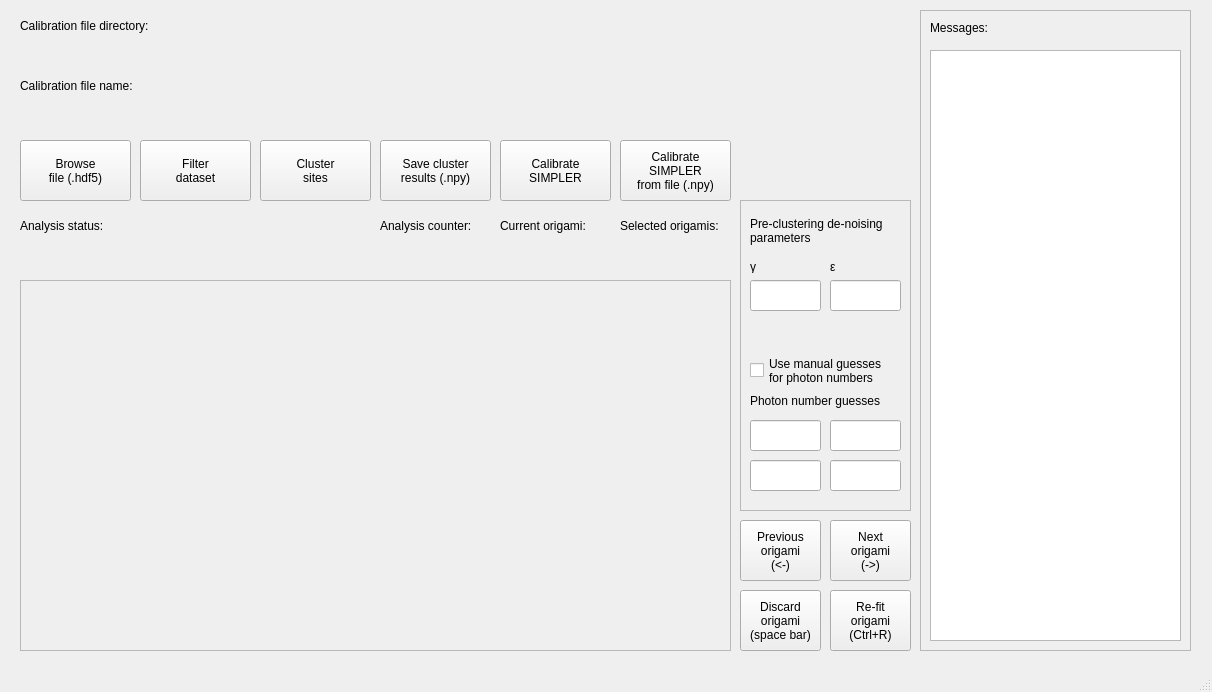
Qt form src/picasimpler/UI/calibration_ui.ui (azelcer/picasimpler) before a commit.
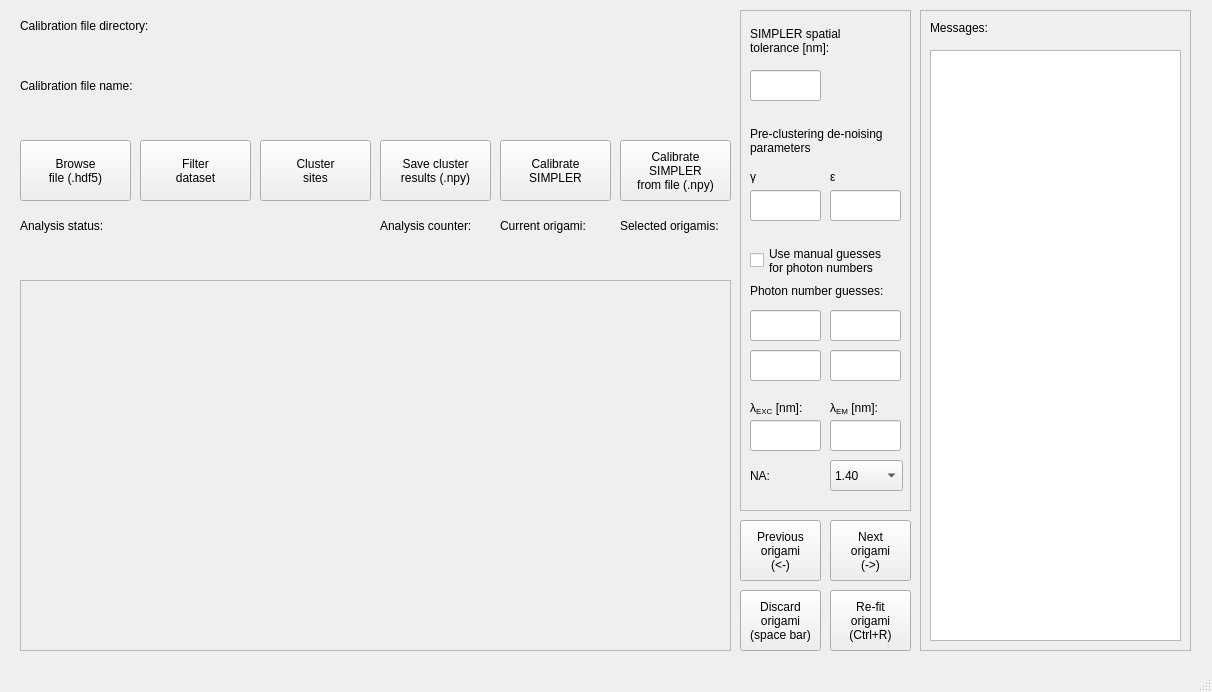
The same form after that commit. Custom widgets are drawn as their Qt base class.

```diff
--- a/src/picasimpler/UI/calibration_ui.ui
+++ b/src/picasimpler/UI/calibration_ui.ui
@@ -164,7 +164,7 @@
      <rect>
       <x>20</x>
       <y>100</y>
-      <width>891</width>
+      <width>711</width>
       <height>31</height>
      </rect>
     </property>
@@ -203,7 +203,7 @@
      <rect>
       <x>20</x>
       <y>40</y>
-      <width>891</width>
+      <width>711</width>
       <height>31</height>
      </rect>
     </property>
@@ -340,9 +340,9 @@
     <property name="geometry">
      <rect>
       <x>740</x>
-      <y>200</y>
+      <y>10</y>
       <width>171</width>
-      <height>311</height>
+      <height>501</height>
      </rect>
     </property>
     <property name="frameShape">
@@ -355,7 +355,7 @@
      <property name="geometry">
       <rect>
        <x>10</x>
-       <y>150</y>
+       <y>230</y>
        <width>151</width>
        <height>41</height>
       </rect>
@@ -369,7 +369,7 @@
      <property name="geometry">
       <rect>
        <x>10</x>
-       <y>10</y>
+       <y>110</y>
        <width>151</width>
        <height>41</height>
       </rect>
@@ -383,8 +383,8 @@
      <property name="geometry">
       <rect>
        <x>10</x>
-       <y>190</y>
-       <width>131</width>
+       <y>270</y>
+       <width>151</width>
        <height>21</height>
       </rect>
      </property>
@@ -396,7 +396,7 @@
      <property name="geometry">
       <rect>
        <x>10</x>
-       <y>220</y>
+       <y>300</y>
        <width>71</width>
        <height>31</height>
       </rect>
@@ -406,7 +406,7 @@
      <property name="geometry">
       <rect>
        <x>90</x>
-       <y>220</y>
+       <y>300</y>
        <width>71</width>
        <height>31</height>
       </rect>
@@ -416,7 +416,7 @@
      <property name="geometry">
       <rect>
        <x>10</x>
-       <y>260</y>
+       <y>340</y>
        <width>71</width>
        <height>31</height>
       </rect>
@@ -426,7 +426,7 @@
      <property name="geometry">
       <rect>
        <x>90</x>
-       <y>260</y>
+       <y>340</y>
        <width>71</width>
        <height>31</height>
       </rect>
@@ -436,7 +436,7 @@
      <property name="geometry">
       <rect>
        <x>10</x>
-       <y>80</y>
+       <y>180</y>
        <width>71</width>
        <height>31</height>
       </rect>
@@ -446,7 +446,7 @@
      <property name="geometry">
       <rect>
        <x>10</x>
-       <y>60</y>
+       <y>160</y>
        <width>47</width>
        <height>13</height>
       </rect>
@@ -459,7 +459,7 @@
      <property name="geometry">
       <rect>
        <x>90</x>
-       <y>60</y>
+       <y>160</y>
        <width>47</width>
        <height>13</height>
       </rect>
@@ -472,12 +472,125 @@
      <property name="geometry">
       <rect>
        <x>90</x>
-       <y>80</y>
+       <y>180</y>
        <width>71</width>
        <height>31</height>
       </rect>
      </property>
     </widget>
+    <widget class="QLabel" name="simpler_spat_tol_title_label">
+     <property name="geometry">
+      <rect>
+       <x>10</x>
+       <y>10</y>
+       <width>151</width>
+       <height>41</height>
+      </rect>
+     </property>
+     <property name="text">
+      <string>SIMPLER spatial
+tolerance [nm]:</string>
+     </property>
+    </widget>
+    <widget class="CustomQLineEdit" name="simpler_spat_tol_lineedit">
+     <property name="geometry">
+      <rect>
+       <x>10</x>
+       <y>60</y>
+       <width>71</width>
+       <height>31</height>
+      </rect>
+     </property>
+    </widget>
+    <widget class="QLabel" name="lambda_em_title_label">
+     <property name="geometry">
+      <rect>
+       <x>90</x>
+       <y>390</y>
+       <width>71</width>
+       <height>16</height>
+      </rect>
+     </property>
+     <property name="text">
+      <string>&lt;html&gt;&lt;head/&gt;&lt;body&gt;&lt;p&gt;λ&lt;span style=&quot; vertical-align:sub;&quot;&gt;EM&lt;/span&gt; [nm]:&lt;/p&gt;&lt;/body&gt;&lt;/html&gt;</string>
+     </property>
+    </widget>
+    <widget class="QLabel" name="lambda_exc_title_label">
+     <property name="geometry">
+      <rect>
+       <x>10</x>
+       <y>390</y>
+       <width>71</width>
+       <height>16</height>
+      </rect>
+     </property>
+     <property name="text">
+      <string>&lt;html&gt;&lt;head/&gt;&lt;body&gt;&lt;p&gt;λ&lt;span style=&quot; vertical-align:sub;&quot;&gt;EXC&lt;/span&gt; [nm]:&lt;/p&gt;&lt;/body&gt;&lt;/html&gt;</string>
+     </property>
+    </widget>
+    <widget class="CustomQLineEdit" name="lambda_em_lineedit">
+     <property name="geometry">
+      <rect>
+       <x>90</x>
+       <y>410</y>
+       <width>71</width>
+       <height>31</height>
+      </rect>
+     </property>
+    </widget>
+    <widget class="CustomQLineEdit" name="lambda_exc_lineedit">
+     <property name="geometry">
+      <rect>
+       <x>10</x>
+       <y>410</y>
+       <width>71</width>
+       <height>31</height>
+      </rect>
+     </property>
+    </widget>
+    <widget class="QComboBox" name="NA_combobox">
+     <property name="geometry">
+      <rect>
+       <x>90</x>
+       <y>450</y>
+       <width>73</width>
+       <height>31</height>
+      </rect>
+     </property>
+     <item>
+      <property name="text">
+       <string>1.40</string>
+      </property>
+     </item>
+     <item>
+      <property name="text">
+       <string>1.42</string>
+      </property>
+     </item>
+     <item>
+      <property name="text">
+       <string>1.45</string>
+      </property>
+     </item>
+     <item>
+      <property name="text">
+       <string>1.49</string>
+      </property>
+     </item>
+    </widget>
+    <widget class="QLabel" name="NA_label">
+     <property name="geometry">
+      <rect>
+       <x>10</x>
+       <y>450</y>
+       <width>55</width>
+       <height>31</height>
+      </rect>
+     </property>
+     <property name="text">
+      <string>NA:</string>
+     </property>
+    </widget>
    </widget>
    <widget class="QPushButton" name="calib_fromfile_button">
     <property name="geometry">
```
Left out of the diff: 16 changed lines with no effect on the pictures.
